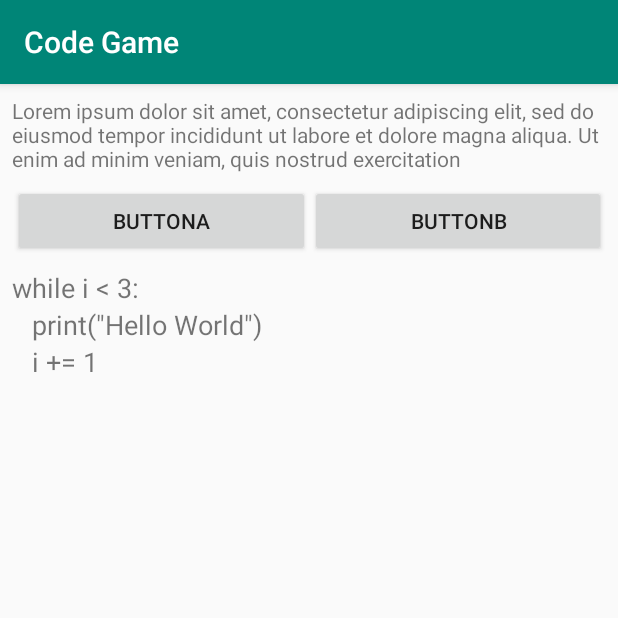
After one commit to Hunt2176/CodeGame, an Android app: the GamePage screen opened directly, with no data from a screen before it, on a phone screen of 412 x 824 dp, the top half of it. The commit adds this screen. Run offline under Robolectric (Android 15) with nearby library versions, the phone set to English and light mode, and no system bars.

Commit message:
Added GameView and code related

```diff
--- a/app/build.gradle
+++ b/app/build.gradle
@@ -24,11 +24,12 @@ android {
 
 dependencies {
     implementation fileTree(dir: 'libs', include: ['*.jar'])
-    implementation"org.jetbrains.kotlin:kotlin-stdlib-jdk7:$kotlin_version"
+    implementation "org.jetbrains.kotlin:kotlin-stdlib-jdk7:$kotlin_version"
     implementation 'androidx.appcompat:appcompat:1.0.0-beta01'
     implementation 'androidx.core:core-ktx:1.1.0-alpha05'
     implementation 'androidx.constraintlayout:constraintlayout:1.1.3'
     testImplementation 'junit:junit:4.12'
     androidTestImplementation 'androidx.test:runner:1.1.0-alpha4'
     androidTestImplementation 'androidx.test.espresso:espresso-core:3.1.0-alpha4'
+    implementation 'androidx.recyclerview:recyclerview:1.0.0'
 }
--- a/app/src/main/AndroidManifest.xml
+++ b/app/src/main/AndroidManifest.xml
@@ -9,6 +9,8 @@
             android:roundIcon="@mipmap/ic_launcher_round"
             android:supportsRtl="true"
             android:theme="@style/AppTheme">
+        <activity android:name=".GamePage">
+        </activity>
         <activity android:name=".MainActivity">
             <intent-filter>
                 <action android:name="android.intent.action.MAIN"/>
--- /dev/null
+++ b/app/src/main/java/com/lapis/codefun/GamePage.kt
@@ -0,0 +1,86 @@
+package com.lapis.codefun
+
+import android.content.Context
+import androidx.appcompat.app.AppCompatActivity
+import android.os.Bundle
+import android.view.SubMenu
+import android.view.View
+import android.view.ViewGroup
+import android.widget.PopupMenu
+import android.widget.TextView
+import androidx.appcompat.view.menu.SubMenuBuilder
+import androidx.recyclerview.widget.GridLayoutManager
+import androidx.recyclerview.widget.RecyclerView
+import kotlinx.android.synthetic.main.activity_game_page.*
+
+class GamePage : AppCompatActivity()
+{
+    override fun onCreate(savedInstanceState: Bundle?)
+    {
+        super.onCreate(savedInstanceState)
+        setContentView(R.layout.activity_game_page)
+
+        var testQuestion = "Lorem ipsum dolor sit amet, consectetur adipiscing elit, sed do eiusmod tempor incididunt ut labore et dolore magna aliqua. Ut enim ad minim veniam, quis nostrud exercitation"
+        var answers = arrayListOf(
+            Pair("while i < 3:", arrayListOf("while i == 3", "while i < 3:", "while i >= 3:")),
+            Pair("\tprint(\"Hello World\")", arrayListOf("print(Hello World)", "print \"Hello World\"")),
+            Pair("\ti += 1", arrayListOf("i - 1", "i + 2", "i == 1"))
+        )
+
+        questionField.text = testQuestion
+        questionRecycler.adapter = AnswersAdapter(this, answers)
+        questionRecycler.layoutManager = GridLayoutManager(this, 1)
+
+    }
+}
+
+class AnswersAdapter(private val context: Context, private val answers: ArrayList<Pair<String, ArrayList<String>>>): RecyclerView.Adapter<AnswerCell>()
+{
+    override fun getItemCount(): Int = answers.size
+
+    override fun onCreateViewHolder(parent: ViewGroup, viewType: Int): AnswerCell
+    {
+        return AnswerCell(View.inflate(context, R.layout.answer_view, null))
+    }
+
+    override fun onBindViewHolder(answerCell: AnswerCell, position: Int)
+    {
+        answerCell.setText(answers[position].first)
+        answerCell.setAnswers(answers[position].second)
+    }
+}
+
+class AnswerCell(view: View): RecyclerView.ViewHolder(view)
+{
+    private var answerTextView: TextView? = null
+    private var answers = arrayListOf<String>()
+
+    init
+    {
+        answerTextView = view.findViewById(R.id.answerTextView)
+        view.setOnClickListener {
+            if (answers.isEmpty()) return@setOnClickListener
+
+            val popupMenu = PopupMenu(view.context, view)
+            answers.forEach { popupMenu.menu.add(it) }
+
+            popupMenu.show()
+
+            popupMenu.setOnMenuItemClickListener {
+                //TODO: Hook into API for game when clicked
+                return@setOnMenuItemClickListener true
+            }
+        }
+    }
+
+    fun setText(text: String)
+    {
+        answerTextView?.text = text
+    }
+
+    fun setAnswers(answers: ArrayList<String>)
+    {
+        this.answers.clear()
+        this.answers.addAll(answers)
+    }
+}
--- a/app/src/main/java/com/lapis/codefun/MainActivity.kt
+++ b/app/src/main/java/com/lapis/codefun/MainActivity.kt
@@ -1,7 +1,9 @@
 package com.lapis.codefun
 
+import android.content.Intent
 import androidx.appcompat.app.AppCompatActivity
 import android.os.Bundle
+import kotlinx.android.synthetic.main.activity_main.*
 
 class MainActivity : AppCompatActivity()
 {
@@ -10,5 +12,9 @@ class MainActivity : AppCompatActivity()
     {
         super.onCreate(savedInstanceState)
         setContentView(R.layout.activity_main)
+
+        startButton.setOnClickListener {
+            startActivity(Intent(this, GamePage::class.java))
+        }
     }
 }
--- /dev/null
+++ b/app/src/main/res/layout/activity_game_page.xml
@@ -0,0 +1,41 @@
+<?xml version="1.0" encoding="utf-8"?>
+<androidx.constraintlayout.widget.ConstraintLayout
+        xmlns:android="http://schemas.android.com/apk/res/android"
+        xmlns:tools="http://schemas.android.com/tools"
+        xmlns:app="http://schemas.android.com/apk/res-auto"
+        android:layout_width="match_parent"
+        android:layout_height="match_parent"
+        tools:context=".GamePage">
+    <TextView
+            android:text="TextView"
+            android:layout_width="0dp"
+            android:layout_height="wrap_content"
+            android:id="@+id/questionField"
+            app:layout_constraintStart_toStartOf="parent"
+            android:layout_marginStart="8dp" app:layout_constraintEnd_toEndOf="parent" android:layout_marginEnd="8dp"
+            app:layout_constraintHorizontal_bias="0.0"
+            android:layout_marginTop="8dp" app:layout_constraintTop_toTopOf="parent"/>
+    <LinearLayout
+            android:orientation="horizontal"
+            android:layout_width="395dp"
+            android:layout_height="0dp" android:layout_marginTop="8dp"
+            app:layout_constraintTop_toBottomOf="@+id/questionField" app:layout_constraintStart_toStartOf="parent"
+            app:layout_constraintEnd_toEndOf="parent" android:id="@+id/linearLayout">
+        <Button
+                android:text="buttonA"
+                android:layout_width="wrap_content"
+                android:layout_height="wrap_content" android:id="@+id/button3" android:layout_weight="1"/>
+        <Button
+                android:text="buttonB"
+                android:layout_width="wrap_content"
+                android:layout_height="wrap_content" android:id="@+id/button2" android:layout_weight="1"/>
+    </LinearLayout>
+    <androidx.recyclerview.widget.RecyclerView
+            android:layout_width="0dp"
+            android:layout_height="0dp"
+            app:layout_constraintEnd_toEndOf="parent"
+            app:layout_constraintStart_toStartOf="parent"
+            app:layout_constraintBottom_toBottomOf="parent" android:id="@+id/questionRecycler"
+            app:layout_constraintHorizontal_bias="0.0"
+            app:layout_constraintTop_toBottomOf="@+id/linearLayout" android:layout_marginTop="8dp"/>
+</androidx.constraintlayout.widget.ConstraintLayout>
--- a/app/src/main/res/layout/activity_main.xml
+++ b/app/src/main/res/layout/activity_main.xml
@@ -6,14 +6,12 @@
         android:layout_width="match_parent"
         android:layout_height="match_parent"
         tools:context=".MainActivity">
-
-    <TextView
+    <Button
+            android:text="START :D"
             android:layout_width="wrap_content"
             android:layout_height="wrap_content"
-            android:text="Hello World!"
-            app:layout_constraintBottom_toBottomOf="parent"
-            app:layout_constraintLeft_toLeftOf="parent"
-            app:layout_constraintRight_toRightOf="parent"
+            android:id="@+id/startButton" app:layout_constraintStart_toStartOf="parent" android:layout_marginStart="8dp"
+            app:layout_constraintEnd_toEndOf="parent" android:layout_marginEnd="8dp" android:layout_marginBottom="8dp"
+            app:layout_constraintBottom_toBottomOf="parent" android:layout_marginTop="8dp"
             app:layout_constraintTop_toTopOf="parent"/>
-
 </androidx.constraintlayout.widget.ConstraintLayout>
--- /dev/null
+++ b/app/src/main/res/layout/answer_view.xml
@@ -0,0 +1,17 @@
+<?xml version="1.0" encoding="utf-8"?>
+<androidx.constraintlayout.widget.ConstraintLayout xmlns:android="http://schemas.android.com/apk/res/android"
+                                                   xmlns:app="http://schemas.android.com/apk/res-auto"
+                                                   xmlns:tools="http://schemas.android.com/tools"
+                                                   android:layout_width="match_parent"
+                                                   android:layout_height="wrap_content">
+
+    <TextView
+            android:text="TextView"
+            android:layout_width="0dp"
+            android:layout_height="wrap_content"
+            android:id="@+id/answerTextView" app:layout_constraintStart_toStartOf="parent"
+            android:layout_marginStart="8dp"
+            app:layout_constraintEnd_toEndOf="parent" android:layout_marginEnd="8dp"
+            app:layout_constraintTop_toTopOf="parent"
+            app:layout_constraintBottom_toBottomOf="parent" android:textSize="18sp"/>
+</androidx.constraintlayout.widget.ConstraintLayout>
```
